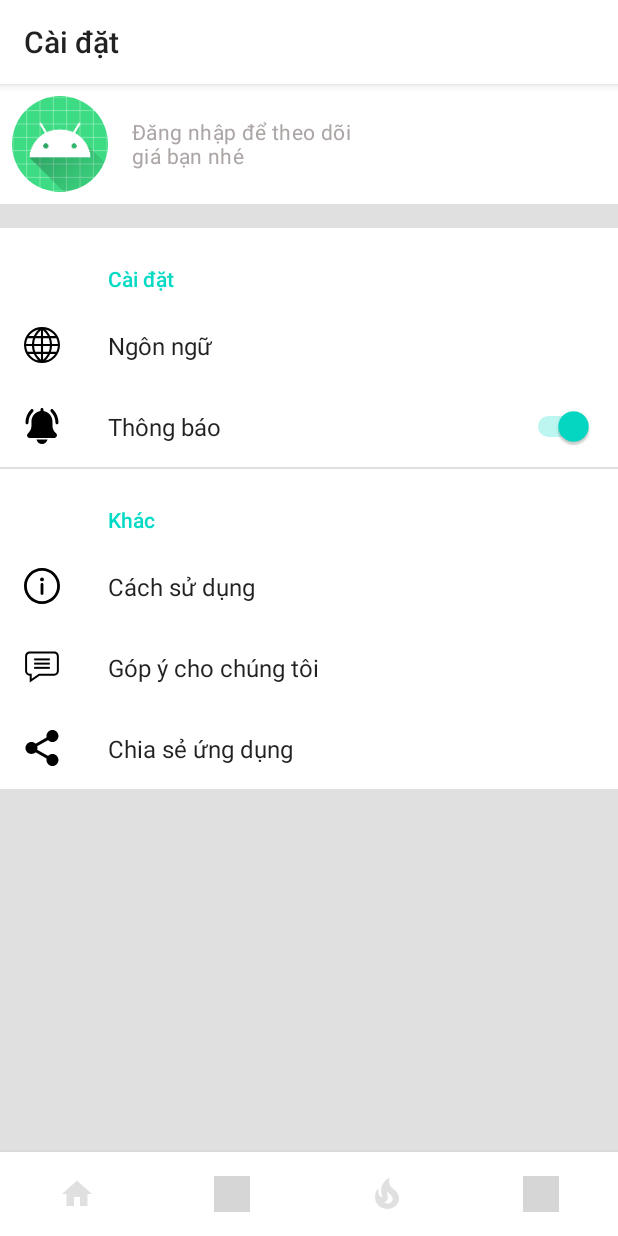
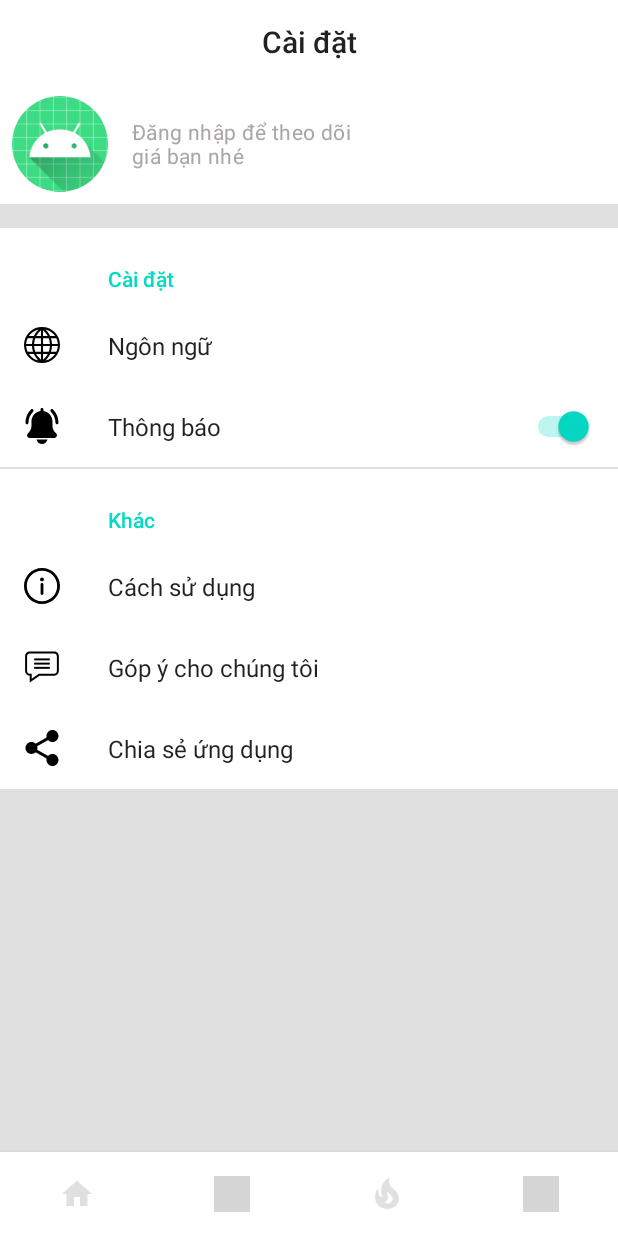
Before and after one commit to nhp200199/Your-Friendly-Assistant, an Android app: the MainActivity screen opened directly, with no data from a screen before it, item 4 of the bottom bar chosen, on a phone screen of 412 x 824 dp. Run offline under Robolectric (Android 15) with nearby library versions, the phone set to English and light mode, and no system bars; our stand-ins replace CircleImageView, androidx.preference, navigation-ui; 1 statement that could not run was skipped; grey boxes are pictures that could not be loaded.

Commit message:
change action bar to toolbar

```diff
--- a/app/src/main/java/com/phucnguyen/khoaluantotnghiep/MainActivity.java
+++ b/app/src/main/java/com/phucnguyen/khoaluantotnghiep/MainActivity.java
@@ -3,16 +3,16 @@ package com.phucnguyen.khoaluantotnghiep;
 import androidx.annotation.NonNull;
 import androidx.annotation.Nullable;
 import androidx.appcompat.app.AppCompatActivity;
+import androidx.appcompat.widget.Toolbar;
 import androidx.navigation.NavController;
 import androidx.navigation.NavDestination;
 import androidx.navigation.fragment.NavHostFragment;
 import androidx.navigation.ui.AppBarConfiguration;
 import androidx.navigation.ui.NavigationUI;
-import androidx.preference.PreferenceManager;
 
-import android.content.SharedPreferences;
 import android.os.Bundle;
 import android.view.View;
+import android.widget.TextView;
 
 import com.google.android.material.bottomnavigation.BottomNavigationView;
 
@@ -21,12 +21,14 @@ public class MainActivity extends AppCompatActivity {
     private NavHostFragment navHostFragment;
     private NavController navController;
     private BottomNavigationView bottomNav;
+    private Toolbar toolbar;
 
     @Override
     protected void onCreate(Bundle savedInstanceState) {
         super.onCreate(savedInstanceState);
         setContentView(R.layout.activity_main);
 
+        toolbar = findViewById(R.id.toolbar);
         navHostFragment = (NavHostFragment) getSupportFragmentManager()
                 .findFragmentById(R.id.nav_host_fragment);
         navController = navHostFragment.getNavController();
@@ -38,7 +40,7 @@ public class MainActivity extends AppCompatActivity {
         ).build();
 
         setUpBotNavigation();
-        setUpActionBar();
+        setUpToolbar();
 
         navController.addOnDestinationChangedListener(new NavController.OnDestinationChangedListener() {
             @Override
@@ -48,14 +50,19 @@ public class MainActivity extends AppCompatActivity {
                     bottomNav.setVisibility(View.GONE);
                 else bottomNav.setVisibility(View.VISIBLE);
                 if (destination.getId() == R.id.on_boarding_fragment)
-                    getSupportActionBar().hide();
-                else getSupportActionBar().show();
+                    toolbar.setVisibility(View.GONE);
+                else toolbar.setVisibility(View.VISIBLE);
+
+                //change the toolbar title according to the fragment
+                TextView toolbarTitle = (TextView) toolbar.findViewById(R.id.tv_toolbar_title);
+                toolbarTitle.setText(toolbar.getTitle());
+                toolbar.setTitle("");
             }
         });
     }
 
-    private void setUpActionBar() {
-        NavigationUI.setupActionBarWithNavController(this, navController, appBarConfiguration);
+    private void setUpToolbar() {
+        NavigationUI.setupWithNavController(toolbar, navController, appBarConfiguration);
     }
 
     private void setUpBotNavigation() {
@@ -63,10 +70,4 @@ public class MainActivity extends AppCompatActivity {
         NavigationUI.setupWithNavController(bottomNav,
                 navHostFragment.getNavController());
     }
-
-    @Override
-    public boolean onSupportNavigateUp() {
-        return NavigationUI.navigateUp(navController, appBarConfiguration)
-                || super.onSupportNavigateUp();
-    }
 }
--- a/app/src/main/java/com/phucnguyen/khoaluantotnghiep/OnBoardingActivity.java
+++ b/app/src/main/java/com/phucnguyen/khoaluantotnghiep/OnBoardingActivity.java
@@ -16,7 +16,6 @@ public class OnBoardingActivity extends AppCompatActivity {
     protected void onCreate(Bundle savedInstanceState) {
         super.onCreate(savedInstanceState);
         setContentView(R.layout.activity_on_boarding);
-        getSupportActionBar().hide();
 
         if(savedInstanceState == null){
             getSupportFragmentManager()
--- a/app/src/main/res/layout/activity_main.xml
+++ b/app/src/main/res/layout/activity_main.xml
@@ -6,6 +6,10 @@
     android:layout_height="match_parent"
     android:orientation="vertical"
     tools:context=".MainActivity">
+
+    <include
+        android:id="@+id/toolbar"
+        layout="@layout/toolbar_base" />
 
     <fragment
         android:id="@+id/nav_host_fragment"
--- /dev/null
+++ b/app/src/main/res/layout/toolbar_base.xml
@@ -0,0 +1,14 @@
+<?xml version="1.0" encoding="utf-8"?>
+<androidx.appcompat.widget.Toolbar xmlns:android="http://schemas.android.com/apk/res/android"
+    android:layout_width="match_parent"
+    android:layout_height="?attr/actionBarSize"
+    android:theme="@style/ThemeOverlay.MaterialComponents.ActionBar">
+
+    <TextView
+        android:id="@+id/tv_toolbar_title"
+        android:layout_width="wrap_content"
+        android:layout_height="wrap_content"
+        android:layout_gravity="center"
+        style="@style/TextAppearance.AppCompat.Widget.ActionBar.Title"
+        />
+</androidx.appcompat.widget.Toolbar>
--- a/app/src/main/res/values/themes.xml
+++ b/app/src/main/res/values/themes.xml
@@ -1,6 +1,6 @@
 <resources xmlns:tools="http://schemas.android.com/tools">
     <!-- Base application theme. -->
-    <style name="Theme.KhoaLuanTotNghiep" parent="Theme.MaterialComponents.Light">
+    <style name="Theme.KhoaLuanTotNghiep" parent="Theme.MaterialComponents.DayNight.NoActionBar">
         <!-- Primary brand color. -->
         <item name="colorPrimary">@color/blue_500</item>
         <item name="colorPrimaryVariant">@color/colorPrimaryDark</item>
@@ -14,6 +14,5 @@
         <item name="android:windowLightStatusBar">true</item>
         <!-- Customize your theme here. -->
         <item name="textAppearanceBody1">@style/TextAppearance.App.Body1</item>
-        <item name="actionBarStyle">@style/Widget.App.ActionBar</item>
     </style>
 </resources>
--- a/app/src/main/res/values/type.xml
+++ b/app/src/main/res/values/type.xml
@@ -16,13 +16,8 @@
     </style>
     <style name="Widget.App.ActionBar" parent="Widget.MaterialComponents.ActionBar.Primary">
         <item name="background">@color/white</item>
-        <item name="titleTextStyle">@style/TextAppearance.AppCompat.Widget.ActionBar.Title.Black</item>
-    </style>
-    <style name="TextAppearance.AppCompat.Widget.ActionBar.Title.Black">
-        <item name="android:textColor">@color/black</item>
     </style>
     <style name="Theme.MyApp.AppBarOverlay" parent="ThemeOverlay.MaterialComponents.Dark.ActionBar" >
-
         <item name="android:textColorPrimary">@color/purple_200</item>
     </style>
 
```
